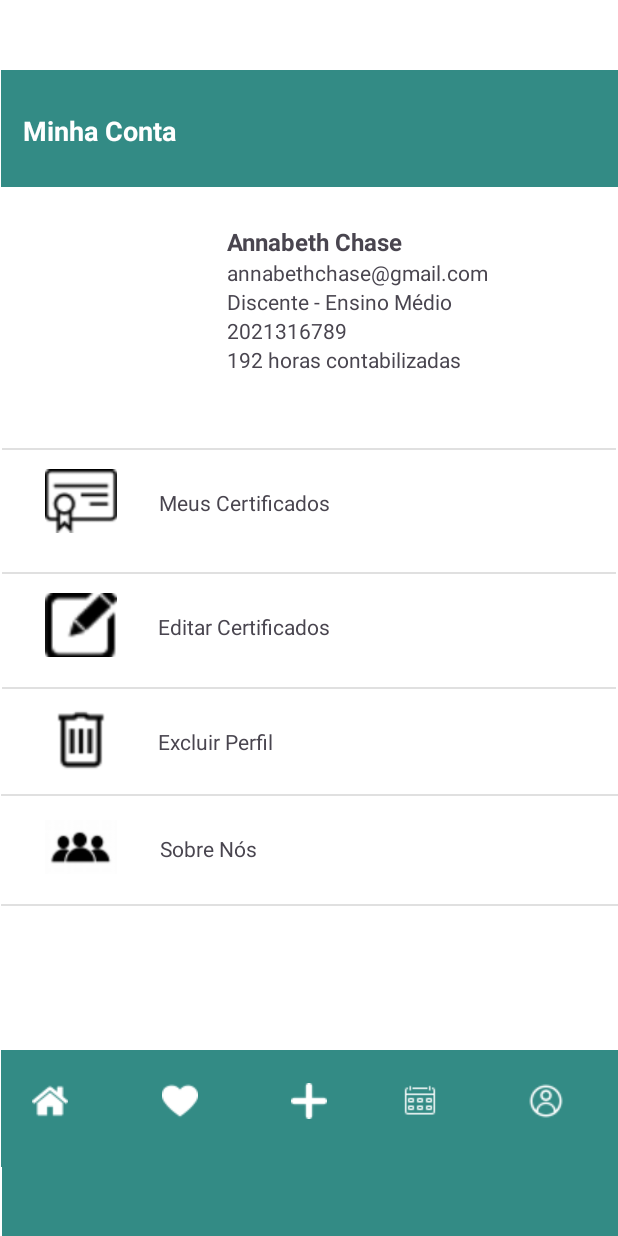
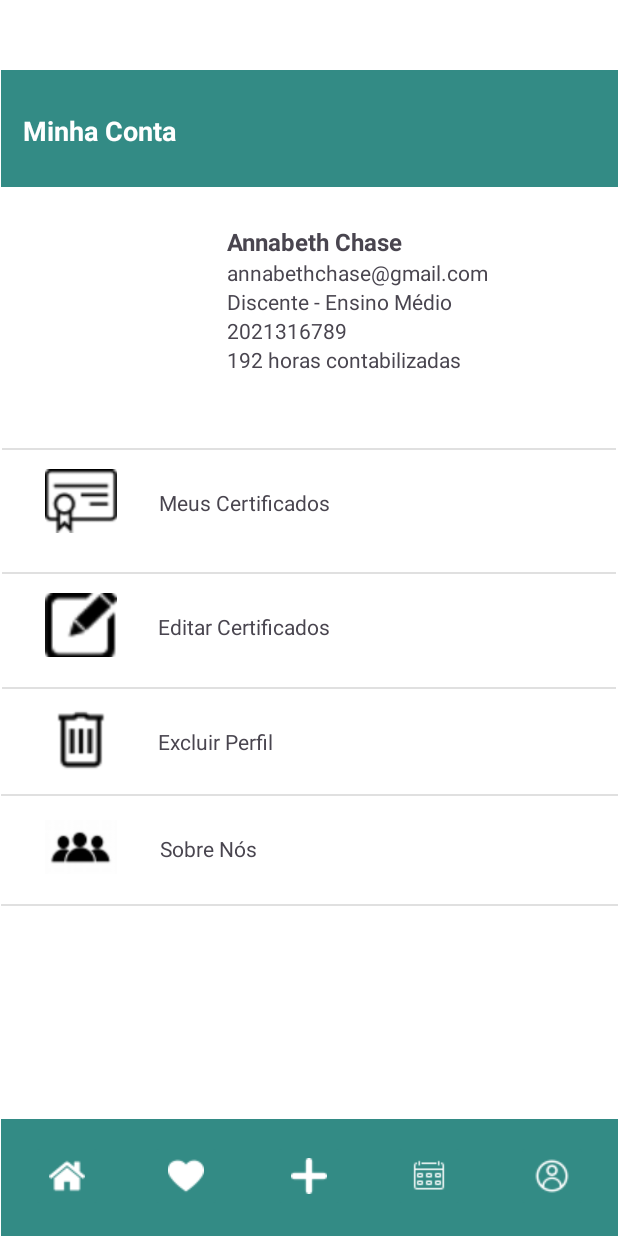
Before and after one commit to Lilinnca/TaskTideMobile, an Android app: the MinhaConta screen opened directly, with no data from a screen before it, on a phone screen of 412 x 824 dp. Run offline under Robolectric (Android 15) with nearby library versions, the phone set to English and light mode, and no system bars.

Commit message:
Modificações (18/04)

```diff
--- a/app/src/main/AndroidManifest.xml
+++ b/app/src/main/AndroidManifest.xml
@@ -25,7 +25,7 @@
             android:name=".MinhaConta"
             android:exported="false" />
         <activity
-            android:name=".CriarEvento"
+            android:name=".MeusEventosCriador"
             android:exported="false" />
         <activity
             android:name=".EventoIdentidade"
@@ -55,7 +55,7 @@
             android:name=".TelaCadastro"
             android:exported="false" />
         <activity
-            android:name=".MeusEventosCriador"
+            android:name=".CriarEvento"
             android:exported="true">
             <intent-filter>
                 <action android:name="android.intent.action.MAIN" />
--- a/app/src/main/res/layout/activity_criar_evento.xml
+++ b/app/src/main/res/layout/activity_criar_evento.xml
@@ -267,9 +267,9 @@
         android:layout_marginStart="20dp"
         android:layout_marginTop="655dp"
         android:layout_marginEnd="336dp"
-        android:layout_marginBottom="16dp"
         android:backgroundTint="@color/green"
         android:contentDescription="Voltar à tela anterior"
+        android:onClick="telainicial"
         app:icon="@drawable/baseline_arrow_back_ios_24"
         app:layout_constraintEnd_toEndOf="parent"
         app:layout_constraintStart_toStartOf="parent"
@@ -285,6 +285,7 @@
         android:layout_marginBottom="16dp"
         android:backgroundTint="@color/green"
         android:contentDescription="Avançar para a próxima tela"
+        android:onClick="eventoparticipante"
         app:icon="@drawable/baseline_arrow_forward_ios_24"
         app:layout_constraintBottom_toBottomOf="parent"
         app:layout_constraintEnd_toEndOf="parent"
--- a/app/src/main/res/layout/activity_evento_confirmacao.xml
+++ b/app/src/main/res/layout/activity_evento_confirmacao.xml
@@ -131,6 +131,7 @@
         android:layout_marginBottom="320dp"
         android:backgroundTint="@color/green"
         android:contentDescription="Botão para voltar à tela anterior"
+        android:onClick="eventoidentidadex"
         android:text="Voltar"
         app:layout_constraintBottom_toBottomOf="parent"
         app:layout_constraintEnd_toEndOf="parent"
--- a/app/src/main/res/layout/activity_evento_identidade.xml
+++ b/app/src/main/res/layout/activity_evento_identidade.xml
@@ -263,9 +263,9 @@
         android:layout_marginStart="20dp"
         android:layout_marginTop="655dp"
         android:layout_marginEnd="336dp"
-        android:layout_marginBottom="16dp"
         android:backgroundTint="@color/green"
         android:contentDescription="Voltar à tela anterior"
+        android:onClick="eventoinformacoesx"
         app:icon="@drawable/baseline_arrow_back_ios_24"
         app:layout_constraintEnd_toEndOf="parent"
         app:layout_constraintStart_toStartOf="parent"
@@ -281,6 +281,7 @@
         android:layout_marginBottom="16dp"
         android:backgroundTint="@color/green"
         android:contentDescription="Avançar para a próxima tela"
+        android:onClick="eventoconfirmacao"
         app:icon="@drawable/baseline_arrow_forward_ios_24"
         app:layout_constraintBottom_toBottomOf="parent"
         app:layout_constraintEnd_toEndOf="parent"
--- a/app/src/main/res/layout/activity_evento_informacoes.xml
+++ b/app/src/main/res/layout/activity_evento_informacoes.xml
@@ -274,9 +274,9 @@
         android:layout_marginStart="20dp"
         android:layout_marginTop="655dp"
         android:layout_marginEnd="336dp"
-        android:layout_marginBottom="16dp"
         android:backgroundTint="@color/green"
         android:contentDescription="Voltar à tela anterior"
+        android:onClick="eventoparticipantex"
         app:icon="@drawable/baseline_arrow_back_ios_24"
         app:layout_constraintEnd_toEndOf="parent"
         app:layout_constraintStart_toStartOf="parent"
@@ -292,6 +292,7 @@
         android:layout_marginBottom="16dp"
         android:backgroundTint="@color/green"
         android:contentDescription="Avançar para a próxima tela"
+        android:onClick="eventoidentidade"
         app:icon="@drawable/baseline_arrow_forward_ios_24"
         app:layout_constraintBottom_toBottomOf="parent"
         app:layout_constraintEnd_toEndOf="parent"
--- a/app/src/main/res/layout/activity_evento_participante.xml
+++ b/app/src/main/res/layout/activity_evento_participante.xml
@@ -211,9 +211,9 @@
         android:layout_marginStart="20dp"
         android:layout_marginTop="655dp"
         android:layout_marginEnd="336dp"
-        android:layout_marginBottom="16dp"
         android:backgroundTint="@color/green"
         android:contentDescription="Voltar à tela anterior"
+        android:onClick="criarevento"
         app:icon="@drawable/baseline_arrow_back_ios_24"
         app:layout_constraintEnd_toEndOf="parent"
         app:layout_constraintStart_toStartOf="parent"
@@ -229,6 +229,7 @@
         android:layout_marginBottom="16dp"
         android:backgroundTint="@color/green"
         android:contentDescription="Avançar para a próxima tela"
+        android:onClick="eventoinformacoes"
         app:icon="@drawable/baseline_arrow_forward_ios_24"
         app:layout_constraintBottom_toBottomOf="parent"
         app:layout_constraintEnd_toEndOf="parent"
--- a/app/src/main/res/layout/activity_minha_conta.xml
+++ b/app/src/main/res/layout/activity_minha_conta.xml
@@ -67,86 +67,89 @@
         android:id="@+id/toolbar4"
         android:layout_width="411dp"
         android:layout_height="78dp"
-        android:layout_marginTop="653dp"
+        android:layout_marginTop="541dp"
         android:background="@color/green"
         android:minHeight="?attr/actionBarSize"
         android:theme="?attr/actionBarTheme"
         app:layout_constraintBottom_toBottomOf="parent"
         app:layout_constraintEnd_toEndOf="parent"
         app:layout_constraintStart_toStartOf="parent"
-        app:layout_constraintTop_toTopOf="parent" />
+        app:layout_constraintTop_toBottomOf="@+id/toolbar3" />
 
-    <ImageView
-        android:id="@+id/imageView6"
+    <ImageButton
+        android:id="@+id/imageButton2"
         android:layout_width="wrap_content"
-        android:layout_height="wrap_content"
+        android:layout_height="48dp"
         android:layout_marginStart="20dp"
-        android:layout_marginTop="675dp"
-        android:layout_marginEnd="366dp"
-        android:layout_marginBottom="32dp"
+        android:layout_marginEnd="343dp"
+        android:layout_marginBottom="16dp"
+        android:backgroundTint="@color/green"
+        android:contentDescription="botao tela inicial"
+        android:onClick="telainicial"
         app:layout_constraintBottom_toBottomOf="parent"
         app:layout_constraintEnd_toEndOf="parent"
-        app:layout_constraintStart_toStartOf="@+id/toolbar4"
-        app:layout_constraintTop_toTopOf="parent"
+        app:layout_constraintStart_toStartOf="parent"
         app:srcCompat="@drawable/casa" />
 
-    <ImageView
-        android:id="@+id/imageView7"
+    <ImageButton
+        android:id="@+id/imageButton3"
         android:layout_width="wrap_content"
-        android:layout_height="wrap_content"
-        android:layout_marginStart="50dp"
-        android:layout_marginTop="675dp"
-        android:layout_marginEnd="120dp"
-        android:layout_marginBottom="32dp"
+        android:layout_height="48dp"
+        android:layout_marginStart="99dp"
+        android:layout_marginEnd="34dp"
+        android:layout_marginBottom="16dp"
+        android:backgroundTint="@color/green"
+        android:contentDescription="botao favoritos"
+        android:onClick="telafavoritos"
+        app:layout_constraintBottom_toBottomOf="parent"
+        app:layout_constraintEnd_toStartOf="@+id/imageButton4"
+        app:layout_constraintStart_toStartOf="parent"
+        app:srcCompat="@drawable/silhueta_de_formato_simples_de_coracao" />
+
+    <ImageButton
+        android:id="@+id/imageButton4"
+        android:layout_width="wrap_content"
+        android:layout_height="48dp"
+        android:layout_marginStart="181dp"
+        android:layout_marginEnd="182dp"
+        android:layout_marginBottom="16dp"
+        android:backgroundTint="@color/green"
+        android:contentDescription="botao adicionar evento"
+        android:onClick="telacriarevento"
         app:layout_constraintBottom_toBottomOf="parent"
         app:layout_constraintEnd_toEndOf="parent"
-        app:layout_constraintStart_toEndOf="@+id/imageView10"
-        app:layout_constraintTop_toTopOf="parent"
+        app:layout_constraintStart_toStartOf="parent"
+        app:srcCompat="@drawable/mais" />
+
+    <ImageButton
+        android:id="@+id/imageButton5"
+        android:layout_width="wrap_content"
+        android:layout_height="48dp"
+        android:layout_marginStart="262dp"
+        android:layout_marginEnd="34dp"
+        android:layout_marginBottom="16dp"
+        android:backgroundTint="@color/green"
+        android:contentDescription="botao eventosmarcados"
+        android:onClick="telameuseventos"
+        app:layout_constraintBottom_toBottomOf="parent"
+        app:layout_constraintEnd_toStartOf="@+id/imageButton6"
+        app:layout_constraintStart_toStartOf="parent"
         app:srcCompat="@drawable/calendario__1_" />
 
-    <ImageView
-        android:id="@+id/imageView8"
+    <ImageButton
+        android:id="@+id/imageButton6"
         android:layout_width="wrap_content"
-        android:layout_height="wrap_content"
-        android:layout_marginStart="50dp"
-        android:layout_marginTop="675dp"
+        android:layout_height="48dp"
+        android:layout_marginStart="344dp"
         android:layout_marginEnd="20dp"
-        android:layout_marginBottom="32dp"
+        android:layout_marginBottom="16dp"
+        android:backgroundTint="@color/green"
+        android:contentDescription="botao perfil de usuario"
+        android:onClick="telaperfil"
         app:layout_constraintBottom_toBottomOf="parent"
         app:layout_constraintEnd_toEndOf="parent"
-        app:layout_constraintHorizontal_bias="0.384"
-        app:layout_constraintStart_toEndOf="@+id/imageView7"
-        app:layout_constraintTop_toTopOf="parent"
+        app:layout_constraintStart_toStartOf="parent"
         app:srcCompat="@drawable/perfil_de_usuario" />
-
-    <ImageView
-        android:id="@+id/imageView9"
-        android:layout_width="wrap_content"
-        android:layout_height="wrap_content"
-        android:layout_marginStart="50dp"
-        android:layout_marginTop="675dp"
-        android:layout_marginEnd="50dp"
-        android:layout_marginBottom="32dp"
-        app:layout_constraintBottom_toBottomOf="parent"
-        app:layout_constraintEnd_toStartOf="@+id/imageView10"
-        app:layout_constraintStart_toEndOf="@+id/imageView6"
-        app:layout_constraintTop_toTopOf="parent"
-        app:srcCompat="@drawable/silhueta_de_formato_simples_de_coracao" />
-
-    <ImageView
-        android:id="@+id/imageView10"
-        android:layout_width="wrap_content"
-        android:layout_height="wrap_content"
-        android:layout_marginStart="193dp"
-        android:layout_marginTop="22dp"
-        android:layout_marginEnd="194dp"
-        android:layout_marginBottom="32dp"
-        app:layout_constraintBottom_toBottomOf="@+id/toolbar4"
-        app:layout_constraintEnd_toEndOf="parent"
-        app:layout_constraintStart_toStartOf="parent"
-        app:layout_constraintTop_toTopOf="@+id/toolbar4"
-        app:layout_constraintVertical_bias="1.0"
-        app:srcCompat="@drawable/mais" />
 
     <ImageView
         android:id="@+id/imageView46"
```
Also changed, not shown: app/src/main/java/com/example/tasktide/CriarEvento.java (+12 -0 lines), app/src/main/java/com/example/tasktide/EventoConfirmacao.java (+7 -0 lines), app/src/main/java/com/example/tasktide/EventoIdentidade.java (+12 -0 lines), app/src/main/java/com/example/tasktide/EventoInformacoes.java (+13 -0 lines), app/src/main/java/com/example/tasktide/EventoParticipante.java (+12 -0 lines), app/src/main/java/com/example/tasktide/MinhaConta.java (+23 -0 lines), app/src/main/java/com/example/tasktide/TelaInicial.java (+23 -0 lines), app/src/main/res/layout/activity_tela_inicial.xml (+86 -72 lines).
